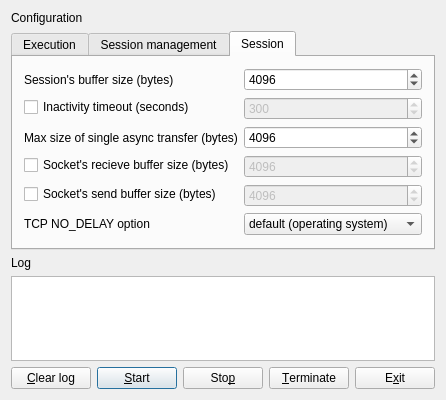
Above: src/ma/echo/server/qt/mainform.ui from lit-uriy/asio-samples before the change. Below: the same form after it.
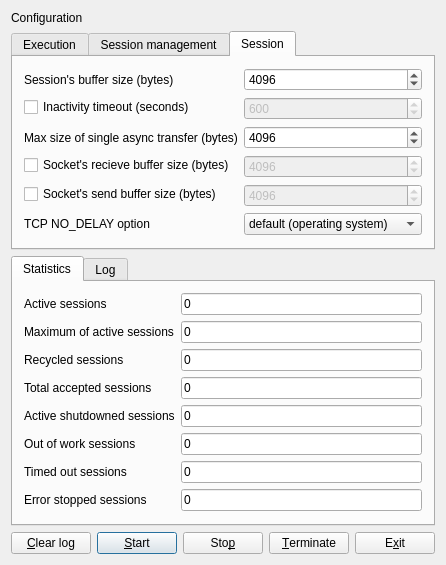
That is the form after the change. The open tabs and pages were chosen to show the change.

The edit to the form file:
```diff
--- a/src/ma/echo/server/qt/mainform.ui
+++ b/src/ma/echo/server/qt/mainform.ui
@@ -7,13 +7,13 @@
     <x>0</x>
     <y>0</y>
     <width>425</width>
-    <height>400</height>
+    <height>516</height>
    </rect>
   </property>
   <property name="windowTitle">
    <string>Qt Echo Server</string>
   </property>
-  <layout class="QVBoxLayout" name="mainLayout" stretch="0,0,0,1,0">
+  <layout class="QVBoxLayout" name="mainLayout" stretch="0,0,1,0">
    <item>
     <widget class="QLabel" name="configurationLabel">
      <property name="text">
@@ -377,7 +377,7 @@
           <number>10</number>
          </property>
          <property name="value">
-          <number>300</number>
+          <number>600</number>
          </property>
         </widget>
        </item>
@@ -415,23 +415,182 @@
     </widget>
    </item>
    <item>
-    <widget class="QLabel" name="logLabel">
-     <property name="text">
-      <string>Log</string>
+    <widget class="QTabWidget" name="stateTabWidget">
+     <property name="currentIndex">
+      <number>0</number>
      </property>
-    </widget>
-   </item>
-   <item>
-    <widget class="QPlainTextEdit" name="logTextEdit">
-     <property name="tabChangesFocus">
-      <bool>true</bool>
-     </property>
-     <property name="lineWrapMode">
-      <enum>QPlainTextEdit::NoWrap</enum>
-     </property>
-     <property name="readOnly">
-      <bool>true</bool>
-     </property>
+     <widget class="QWidget" name="statisticsTab">
+      <attribute name="title">
+       <string>Statistics</string>
+      </attribute>
+      <layout class="QFormLayout" name="formLayout">
+       <item row="0" column="0">
+        <widget class="QLabel" name="activeSessionsLabel">
+         <property name="text">
+          <string>Active sessions</string>
+         </property>
+        </widget>
+       </item>
+       <item row="0" column="1">
+        <widget class="QLineEdit" name="activeSessionsEdit">
+         <property name="text">
+          <string>0</string>
+         </property>
+         <property name="readOnly">
+          <bool>true</bool>
+         </property>
+        </widget>
+       </item>
+       <item row="1" column="0">
+        <widget class="QLabel" name="maxActiveSessionsLabel">
+         <property name="text">
+          <string>Maximum of active sessions</string>
+         </property>
+        </widget>
+       </item>
+       <item row="1" column="1">
+        <widget class="QLineEdit" name="maxActiveSessionsEdit">
+         <property name="text">
+          <string>0</string>
+         </property>
+         <property name="readOnly">
+          <bool>true</bool>
+         </property>
+        </widget>
+       </item>
+       <item row="2" column="0">
+        <widget class="QLabel" name="recycledSessionsLabel">
+         <property name="text">
+          <string>Recycled sessions</string>
+         </property>
+        </widget>
+       </item>
+       <item row="2" column="1">
+        <widget class="QLineEdit" name="recycledSessionsEdit">
+         <property name="text">
+          <string>0</string>
+         </property>
+         <property name="readOnly">
+          <bool>true</bool>
+         </property>
+        </widget>
+       </item>
+       <item row="3" column="0">
+        <widget class="QLabel" name="totalAcceptedSessionsLabel">
+         <property name="text">
+          <string>Total accepted sessions</string>
+         </property>
+        </widget>
+       </item>
+       <item row="3" column="1">
+        <widget class="QLineEdit" name="totalAcceptedSessionsEdit">
+         <property name="text">
+          <string>0</string>
+         </property>
+         <property name="readOnly">
+          <bool>true</bool>
+         </property>
+        </widget>
+       </item>
+       <item row="4" column="0">
+        <widget class="QLabel" name="activeShutdownedSessionsLabel">
+         <property name="text">
+          <string>Active shutdowned sessions</string>
+         </property>
+        </widget>
+       </item>
+       <item row="4" column="1">
+        <widget class="QLineEdit" name="activeShutdownedSessionsEdit">
+         <property name="text">
+          <string>0</string>
+         </property>
+         <property name="readOnly">
+          <bool>true</bool>
+         </property>
+        </widget>
+       </item>
+       <item row="5" column="0">
+        <widget class="QLabel" name="outOfWorkSessionsLabel">
+         <property name="text">
+          <string>Out of work sessions</string>
+         </property>
+        </widget>
+       </item>
+       <item row="5" column="1">
+        <widget class="QLineEdit" name="outOfWorkSessionsEdit">
+         <property name="text">
+          <string>0</string>
+         </property>
+         <property name="readOnly">
+          <bool>true</bool>
+         </property>
+        </widget>
+       </item>
+       <item row="6" column="0">
+        <widget class="QLabel" name="timedOutSessionsLabel">
+         <property name="text">
+          <string>Timed out sessions</string>
+         </property>
+        </widget>
+       </item>
+       <item row="6" column="1">
+        <widget class="QLineEdit" name="timedOutSessionsEdit">
+         <property name="text">
+          <string>0</string>
+         </property>
+         <property name="readOnly">
+          <bool>true</bool>
+         </property>
+        </widget>
+       </item>
+       <item row="7" column="0">
+        <widget class="QLabel" name="errorStoppedSessionsLabel">
+         <property name="text">
+          <string>Error stopped sessions</string>
+         </property>
+        </widget>
+       </item>
+       <item row="7" column="1">
+        <widget class="QLineEdit" name="errorStoppedSessionsEdit">
+         <property name="text">
+          <string>0</string>
+         </property>
+         <property name="readOnly">
+          <bool>true</bool>
+         </property>
+        </widget>
+       </item>
+      </layout>
+     </widget>
+     <widget class="QWidget" name="logTab">
+      <attribute name="title">
+       <string>Log</string>
+      </attribute>
+      <layout class="QVBoxLayout" name="logTabLayout">
+       <property name="spacing">
+        <number>0</number>
+       </property>
+       <property name="margin">
+        <number>0</number>
+       </property>
+       <item>
+        <widget class="QPlainTextEdit" name="logTextEdit">
+         <property name="frameShape">
+          <enum>QFrame::NoFrame</enum>
+         </property>
+         <property name="tabChangesFocus">
+          <bool>true</bool>
+         </property>
+         <property name="lineWrapMode">
+          <enum>QPlainTextEdit::NoWrap</enum>
+         </property>
+         <property name="readOnly">
+          <bool>true</bool>
+         </property>
+        </widget>
+       </item>
+      </layout>
+     </widget>
     </widget>
    </item>
    <item>
```
Left out of the diff: 23 changed lines with no effect on the pictures.
